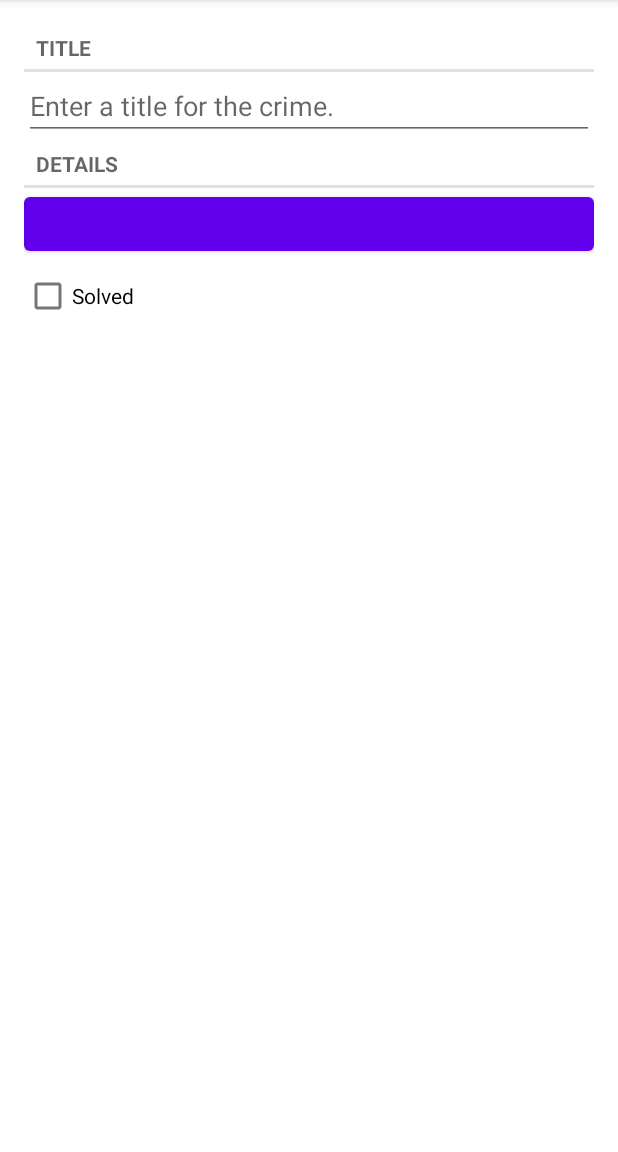
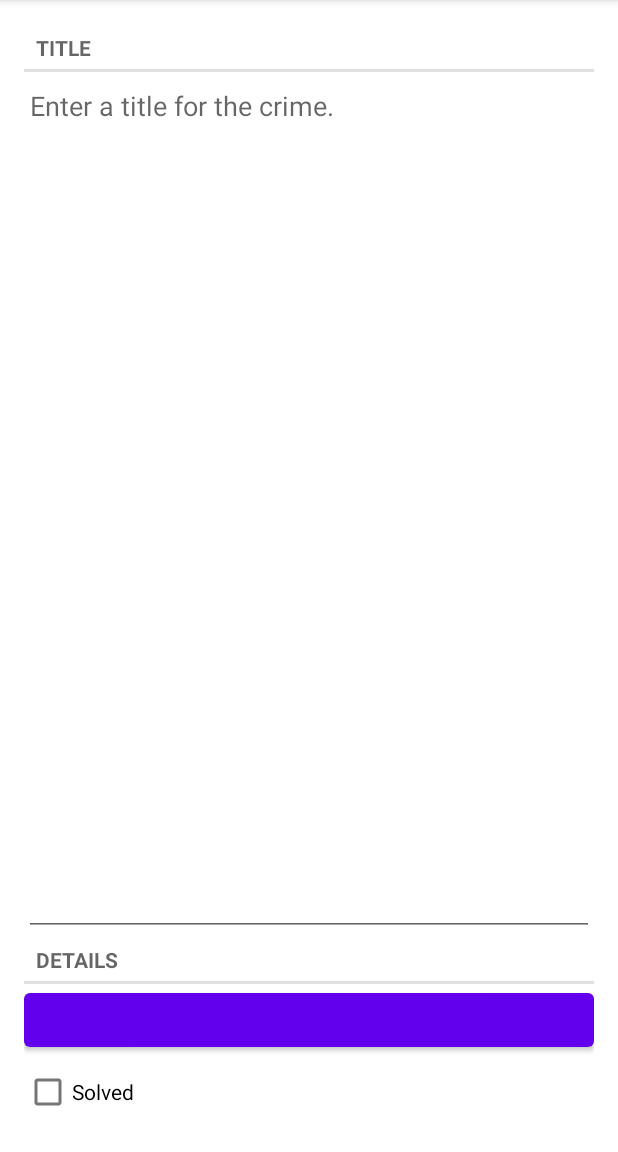
Before and after one commit to daniillaureanti-heaven/criminal-intent, an Android app: the fragment CrimeFragment placed in its activity, on a phone screen of 412 x 824 dp, the part 84-1236 px from its top. Run offline under Robolectric (Android 15) with nearby library versions, the phone set to English and light mode, and no system bars; 7 statements that could not run were skipped.

Commit message:
ver 1.3 Debugged the database Fixed display of text Fixed display of the image in points

```diff
--- a/app/src/main/java/com/laureanti/daniil/android/criminalintent/Crime.java
+++ b/app/src/main/java/com/laureanti/daniil/android/criminalintent/Crime.java
@@ -9,7 +9,7 @@ public class Crime {
     private UUID mId;
     private String mTitle;
     private Date mDate;
-    private Boolean mSolved;
+    private Boolean mSolved = false;
 
 
     public Crime(){
@@ -55,7 +55,7 @@ public class Crime {
 
     public String getCurrentDate(){
         SimpleDateFormat formatter = new SimpleDateFormat("EEE, MMM d, yyyy");
-        Date currentData = new Date();
+        Date currentData = mDate;
         return formatter.format(currentData);
     }
 }
--- a/app/src/main/java/com/laureanti/daniil/android/criminalintent/CrimeListActivity.java
+++ b/app/src/main/java/com/laureanti/daniil/android/criminalintent/CrimeListActivity.java
@@ -1,8 +1,17 @@
 package com.laureanti.daniil.android.criminalintent;
 
+import android.os.Bundle;
+
+import androidx.appcompat.app.AppCompatDelegate;
 import androidx.fragment.app.Fragment;
 
 public class CrimeListActivity extends SingleFragmentActivity {
+
+    @Override
+    protected void onCreate(Bundle savedInstanceState) {
+        AppCompatDelegate.setDefaultNightMode(AppCompatDelegate.MODE_NIGHT_NO);
+        super.onCreate(savedInstanceState);
+    }
 
     @Override
     protected Fragment createFragment() {
--- a/app/src/main/java/com/laureanti/daniil/android/criminalintent/CrimeListFragment.java
+++ b/app/src/main/java/com/laureanti/daniil/android/criminalintent/CrimeListFragment.java
@@ -112,13 +112,13 @@ public class CrimeListFragment extends Fragment {
             mCrimeRecyclerView.setAdapter(mAdapter);
         } else {
             mAdapter.setCrimes(crimes);
-            for (int i = 0; i < crimes.size(); i++) {//??????????
-                if (crimes.get(i).getId().equals(getClickPosition())) {
-                    mAdapter.notifyItemChanged(i);
-                    break;
-                }
-            }
-//            mAdapter.notifyDataSetChanged();
+//            for (int i = 0; i < crimes.size(); i++) {//сука не работает
+//                if (crimes.get(i).getId().equals(getClickPosition())) {
+//                    mAdapter.notifyItemChanged(i);
+//                    break;
+//                }
+//            }
+            mAdapter.notifyDataSetChanged();
         }
         updateSubtitle();
     }
@@ -173,7 +173,7 @@ public class CrimeListFragment extends Fragment {
             mCrime = crime;
             mTitleTextView.setText(mCrime.getTitle());
             mDateTextView.setText(mCrime.getCurrentDate());
-            mSolvedImageView.setVisibility(crime.isSolved() ? View.VISIBLE : View.GONE);
+            mSolvedImageView.setVisibility(mCrime.getSolved() ? View.VISIBLE : View.GONE);
         }
 
         @Override
--- a/app/src/main/res/layout/fragment_crime.xml
+++ b/app/src/main/res/layout/fragment_crime.xml
@@ -14,6 +14,8 @@
         android:id="@+id/crime_title"
         android:layout_width="match_parent"
         android:layout_height="wrap_content"
+        android:layout_weight="1"
+        android:gravity="top|start"
         android:hint="@string/crime_title_hint"/>
 
     <TextView style="?android:listSeparatorTextViewStyle"
--- a/app/src/main/res/layout/list_item_crime.xml
+++ b/app/src/main/res/layout/list_item_crime.xml
@@ -10,6 +10,8 @@
         android:id="@+id/crime_title"
         android:layout_width="0dp"
         android:layout_height="wrap_content"
+        android:maxLines="1"
+        android:ellipsize="end"
         android:layout_marginStart="16dp"
         android:layout_marginTop="16dp"
         android:layout_marginEnd="8dp"
```
Also changed, not shown: app/src/main/java/com/laureanti/daniil/android/criminalintent/CrimeFragment.java (+20 -2 lines), app/src/main/java/com/laureanti/daniil/android/criminalintent/CrimeLab.java (+11 -3 lines).
